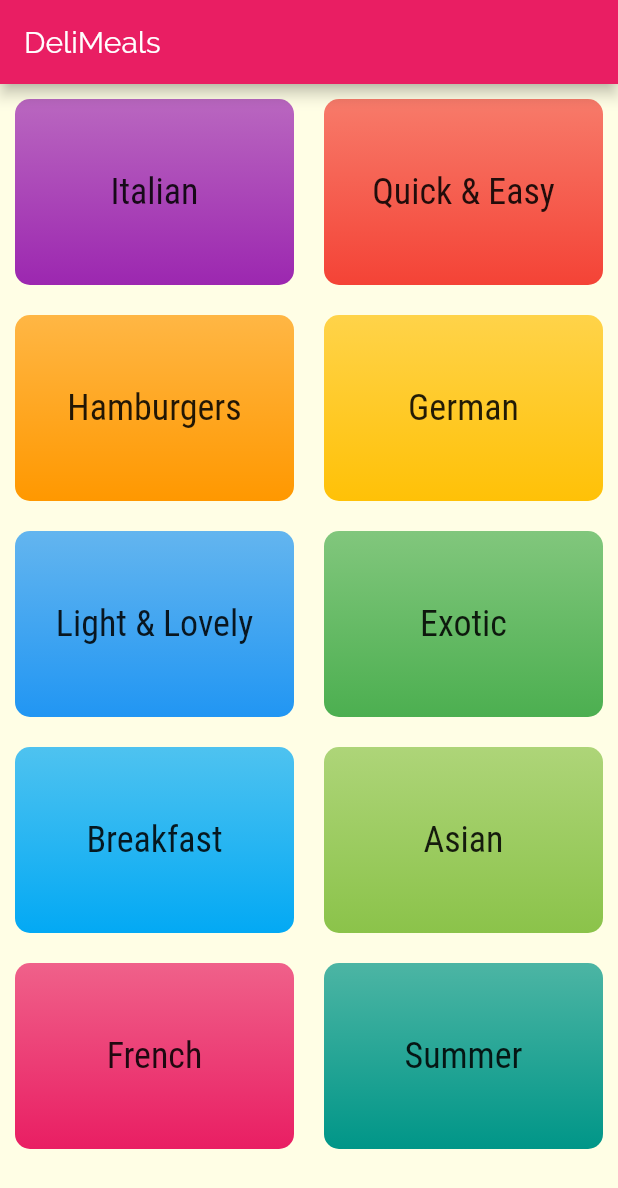
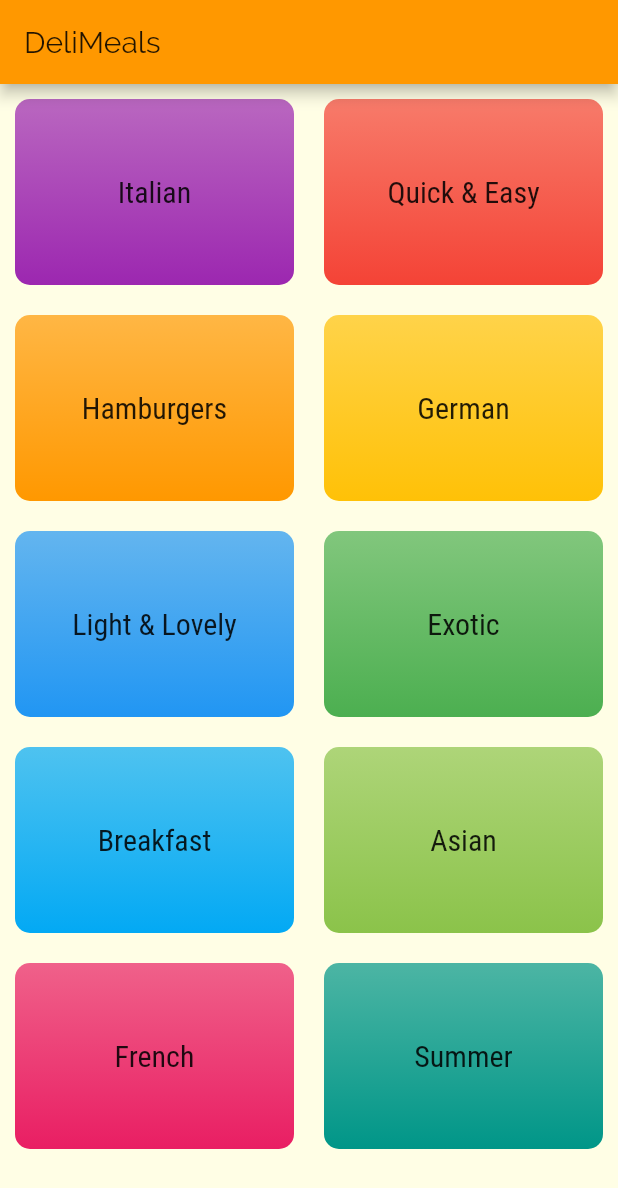
Before and after one commit to Raj1325/meals_app, a Flutter app: the screen it shows after launch, on a phone screen of 412 x 824 dp. Shown: the top 1188 px of the screen. Run offline on Flutter 3.47's test engine with Material 2 defaults, Android fonts, the phone set to English and light mode, and no system bars.

Commit message:
Adaptive navigator working on android , remaining check on IOS

```diff
--- a/lib/widget/adaptive_app.dart
+++ b/lib/widget/adaptive_app.dart
@@ -12,8 +12,8 @@ class AdaptiveApp extends StatelessWidget {
     return MaterialApp(
       title: this.title,
       theme: ThemeData(
-        primaryColor: Colors.pink,
-        accentColor: Colors.amber,
+        primaryColor: Colors.orange,
+        accentColor: Colors.redAccent,
         canvasColor: Color.fromRGBO(255, 254, 229, 1),
         fontFamily: 'Raleway',
         textTheme: ThemeData.light().textTheme.copyWith(
@@ -24,7 +24,7 @@ class AdaptiveApp extends StatelessWidget {
                 color: Color.fromRGBO(20, 51, 51, 1),
               ),
               headline6: TextStyle(
-                fontSize: 24,
+                fontSize: 20,
                 fontFamily: "RobotoCondensed",
               ),
             ),
--- a/lib/widget/category_container.dart
+++ b/lib/widget/category_container.dart
@@ -1,4 +1,6 @@
 import 'package:flutter/material.dart';
+import 'package:meals_app/screen/recipes_screen.dart';
+import 'package:meals_app/widget/adaptive_navigator.dart';
 
 class CategoryContainer extends StatelessWidget {
   final String title;
@@ -6,9 +8,23 @@ class CategoryContainer extends StatelessWidget {
 
   const CategoryContainer({@required this.title, this.color = Colors.orange});
 
+  void selectCategory(BuildContext ctx) {
+    Navigator.of(ctx).push(
+      MaterialPageRoute(
+        builder: (_) {
+          return RecipesScreen();
+        },
+      ),
+    );
+  }
+
   @override
   Widget build(BuildContext context) {
-    return Container(
+    return InkWell(
+      onTap: () => AdaptiveNavigator.navigate(context, RecipesScreen()),
+      splashColor: Theme.of(context).primaryColor,
+      borderRadius: BorderRadius.circular(15),
+      child: Container(
         padding: const EdgeInsets.all(20),
         child: Center(
           child: Text(
@@ -27,6 +43,7 @@ class CategoryContainer extends StatelessWidget {
           ),
           borderRadius: BorderRadius.circular(10),
         ),
+      ),
     );
   }
 }
```
Also changed, not shown: lib/screen/recipes_screen.dart (added, +16 -0 lines), lib/widget/adaptive_navigator.dart (added, +29 -0 lines). Lines whose indentation alone changed are shown as unchanged.
